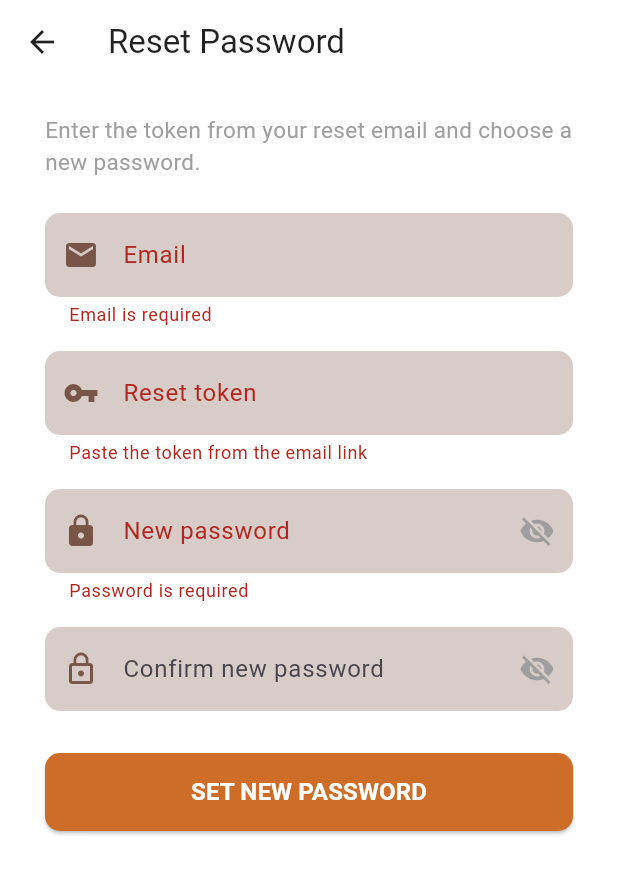
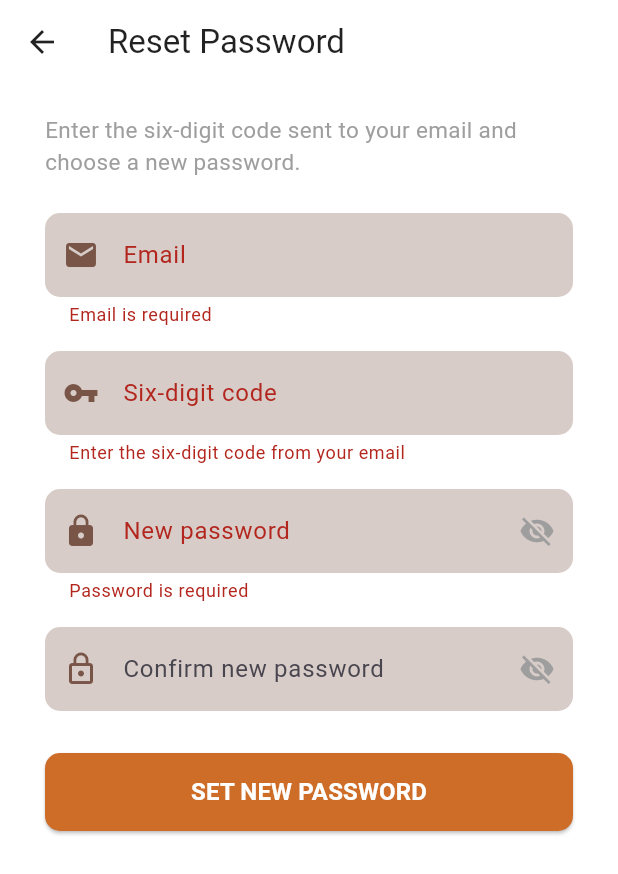
Before and after one commit to ademnea/smartHiveInspector, a Flutter app: the ResetPasswordScreen screen opened directly, after a tap on "SET NEW PASSWORD", on a phone screen of 412 x 824 dp. Shown: the top 874 px of the screen. Run offline on Flutter 3.47's test engine with Material 3 defaults, Android fonts, the phone set to English and light mode, and no system bars; our stand-ins replace cached_network_image, carousel_slider, chewie, connectivity_plus, fl_chart, flutter_local_notifications and 21 more; missing offline and left inert: ffmpeg_kit_flutter_new, flutter_background_service, flutter_echarts, tflite_flutter; accounts and stored records are empty; network calls fail.

Commit message:
Update password reset flow to use six-digit codes and adjust API configurations

```diff
--- a/lib/config/api_config.dart
+++ b/lib/config/api_config.dart
@@ -6,17 +6,16 @@
 class ApiConfig {
   static const String _override = String.fromEnvironment('API_BASE_URL');
 
-  // Deployed backend.
-  static const String _production =
-      'https://smarthive.iot-ra.net/api/v1/farmer';
+  // Local backend.
+  static const String _local = 'http://127.0.0.1:8000/api/v1/farmer';
 
   // Old API server, still used by screens not yet moved to the farmer API.
-  // Disabled: those calls now go to the deployed backend instead.
+  // Disabled: those calls now go to the local backend instead.
   // static const String _legacyServer = 'http://196.43.168.57';
 
-  /// Host for the old `/api/v1/...` endpoints. Currently the deployed backend.
+  /// Host for the old `/api/v1/...` endpoints. Currently the local backend.
   static String get legacyHost => Uri.parse(baseUrl).origin;
 
   static String get baseUrl =>
-      _override.isNotEmpty ? _override : _production;
+      _override.isNotEmpty ? _override : _local;
 }
--- a/lib/forgot_password.dart
+++ b/lib/forgot_password.dart
@@ -41,7 +41,7 @@ class _ForgotPasswordState extends State<ForgotPassword> {
                   ),
                   const SizedBox(height: 15),
                   const Text(
-                    'Enter your email to receive a reset link',
+                    'Enter your email to receive a reset code',
                     style: TextStyle(fontSize: 16),
                   ),
                   const SizedBox(height: 40),
@@ -95,8 +95,10 @@ class _ForgotPasswordState extends State<ForgotPassword> {
                   TextButton(
                     onPressed: () => _openResetScreen(),
                     child: const Text(
-                      'I already have a reset link',
-                      style: TextStyle(color: Color.fromARGB(255, 206, 109, 40)),
+                      'I already have a reset code',
+                      style: TextStyle(
+                        color: Color.fromARGB(255, 206, 109, 40),
+                      ),
                     ),
                   ),
                   const SizedBox(height: 20),
@@ -145,7 +147,7 @@ class _ForgotPasswordState extends State<ForgotPassword> {
       final message = await FarmerApi.instance.forgotPassword(email);
       if (!mounted) return;
       _toast(
-        message ?? 'If that email is registered, a reset link has been sent.',
+        message ?? 'If that email is registered, a reset code has been sent.',
         Colors.green,
       );
       _openResetScreen();
--- a/lib/reset_password.dart
+++ b/lib/reset_password.dart
@@ -1,13 +1,10 @@
 import 'package:HPGM/api/farmer_api.dart';
 import 'package:HPGM/login.dart';
 import 'package:flutter/material.dart';
+import 'package:flutter/services.dart';
 import 'package:fluttertoast/fluttertoast.dart';
 
-/// Sets a new password using the token from the reset email.
-///
-/// The email links to /reset-password?token=…&email=…. Once the deep link is
-/// registered it will open this screen with both values filled in; until
-/// then the farmer can paste the token from the link.
+/// Sets a new password using the six-digit code from the reset email.
 class ResetPasswordScreen extends StatefulWidget {
   final String? email;
   final String? token;
@@ -74,8 +71,8 @@ class _ResetPasswordScreenState extends State<ResetPasswordScreen> {
         };
       });
       if (e.status == 422 && !_serverErrors.containsKey('password')) {
-        // Invalid or expired link.
-        _showExpiredLink(e.message);
+        // Invalid or expired code.
+        _showInvalidCode(e.message);
       } else if (_serverErrors.isEmpty) {
         Fluttertoast.showToast(
           msg: e.message,
@@ -86,14 +83,14 @@ class _ResetPasswordScreenState extends State<ResetPasswordScreen> {
     }
   }
 
-  Future<void> _showExpiredLink(String message) {
+  Future<void> _showInvalidCode(String message) {
     return showDialog<void>(
       context: context,
       builder:
           (context) => AlertDialog(
-            title: const Text('Reset link not valid'),
+            title: const Text('Reset code not valid'),
             content: Text(
-              '$message\n\nThe link may have expired. Request a new one?',
+              '$message\n\nThe code may have expired. Request a new one?',
             ),
             actions: [
               TextButton(
@@ -105,7 +102,7 @@ class _ResetPasswordScreenState extends State<ResetPasswordScreen> {
                   Navigator.pop(context);
                   await _resend();
                 },
-                child: const Text('Send new link'),
+                child: const Text('Send new code'),
               ),
             ],
           ),
@@ -118,7 +115,7 @@ class _ResetPasswordScreenState extends State<ResetPasswordScreen> {
         _emailController.text.trim(),
       );
       Fluttertoast.showToast(
-        msg: message ?? 'A new reset link has been sent.',
+        msg: message ?? 'A new reset code has been sent.',
         backgroundColor: Colors.green,
         textColor: Colors.white,
       );
@@ -156,7 +153,7 @@ class _ResetPasswordScreenState extends State<ResetPasswordScreen> {
               crossAxisAlignment: CrossAxisAlignment.stretch,
               children: [
                 const Text(
-                  'Enter the token from your reset email and choose a new password.',
+                  'Enter the six-digit code sent to your email and choose a new password.',
                   style: TextStyle(fontSize: 15, color: Colors.grey),
                 ),
                 const SizedBox(height: 24),
@@ -175,13 +172,19 @@ class _ResetPasswordScreenState extends State<ResetPasswordScreen> {
                 const SizedBox(height: 16),
                 _field(
                   controller: _tokenController,
-                  label: 'Reset token',
+                  label: 'Six-digit code',
                   icon: Icons.vpn_key,
                   apiField: 'token',
+                  keyboardType: TextInputType.number,
+                  inputFormatters: [
+                    FilteringTextInputFormatter.digitsOnly,
+                    LengthLimitingTextInputFormatter(6),
+                  ],
+                  maxLength: 6,
                   validator:
                       (v) =>
-                          v == null || v.trim().isEmpty
-                              ? 'Paste the token from the email link'
+                          v == null || !RegExp(r'^\d{6}$').hasMatch(v)
+                              ? 'Enter the six-digit code from your email'
                               : null,
                 ),
                 const SizedBox(height: 16),
@@ -252,12 +255,16 @@ class _ResetPasswordScreenState extends State<ResetPasswordScreen> {
     String? apiField,
     bool obscure = false,
     TextInputType keyboardType = TextInputType.text,
+    List<TextInputFormatter>? inputFormatters,
+    int? maxLength,
     String? Function(String?)? validator,
   }) {
     return TextFormField(
       controller: controller,
       obscureText: obscure && _obscure,
       keyboardType: keyboardType,
+      inputFormatters: inputFormatters,
+      maxLength: maxLength,
       validator: validator,
       forceErrorText: apiField == null ? null : _serverErrors[apiField],
       onChanged:
@@ -266,6 +273,7 @@ class _ResetPasswordScreenState extends State<ResetPasswordScreen> {
               : (_) => setState(() => _serverErrors.remove(apiField)),
       decoration: InputDecoration(
         labelText: label,
+        counterText: maxLength == null ? null : '',
         filled: true,
         fillColor: Colors.brown.shade100,
         prefixIcon: Icon(icon, color: Colors.brown),
```
Also changed, not shown: 2 other files.
